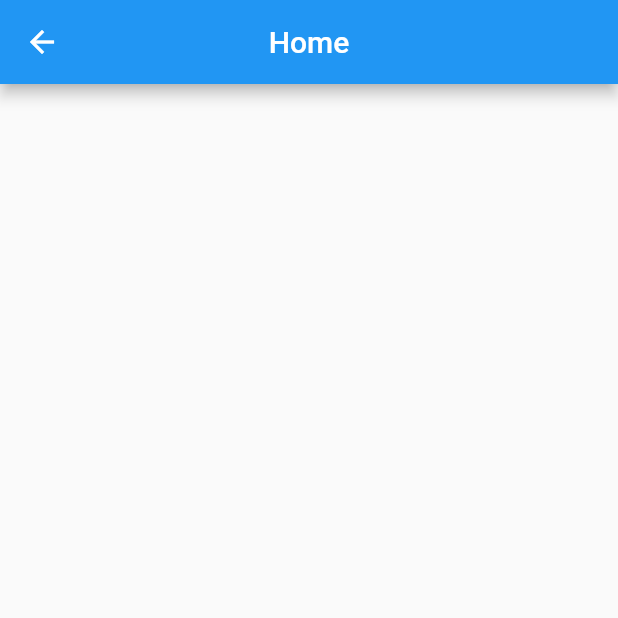
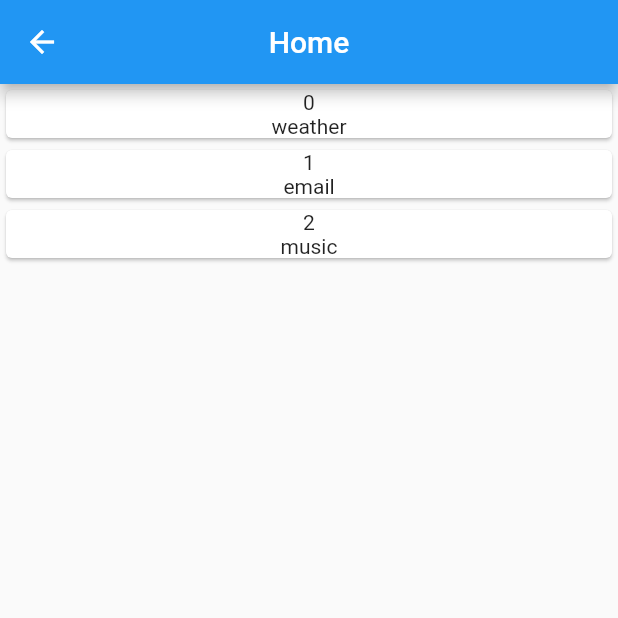
Before and after one commit to denkorn98/dev_prj, a Flutter app: the screen it shows after launch, on a phone screen of 412 x 824 dp, the top half of it. Run offline on Flutter 3.47's test engine with Material 2 defaults, Android fonts, the light colour scheme and no system bars.

Commit message:
second commit

```diff
--- a/lib/home_page.dart
+++ b/lib/home_page.dart
@@ -6,6 +6,9 @@ class HomePage extends StatefulWidget {
 }
 
 class _HomePageState extends State<HomePage> {
+
+  final List<String> itemsList = ['weather','email','music'];
+
   @override
   Widget build(BuildContext context) {
     return Scaffold(
@@ -13,7 +16,19 @@ class _HomePageState extends State<HomePage> {
         title: Text('Home'),
         centerTitle: true,
       ),
-      body: Container(),
+      body: Container(
+        child: ListView.builder(
+          itemCount: itemsList.length,
+          itemBuilder: (BuildContext context, int index) {
+            return Card(
+                child: Column(children: <Widget>[
+                  Text(index.toString()),
+                  Text(itemsList[index]),
+                ],),
+             );
+          }
+        ),
+      )
     );
   }
 }
```
